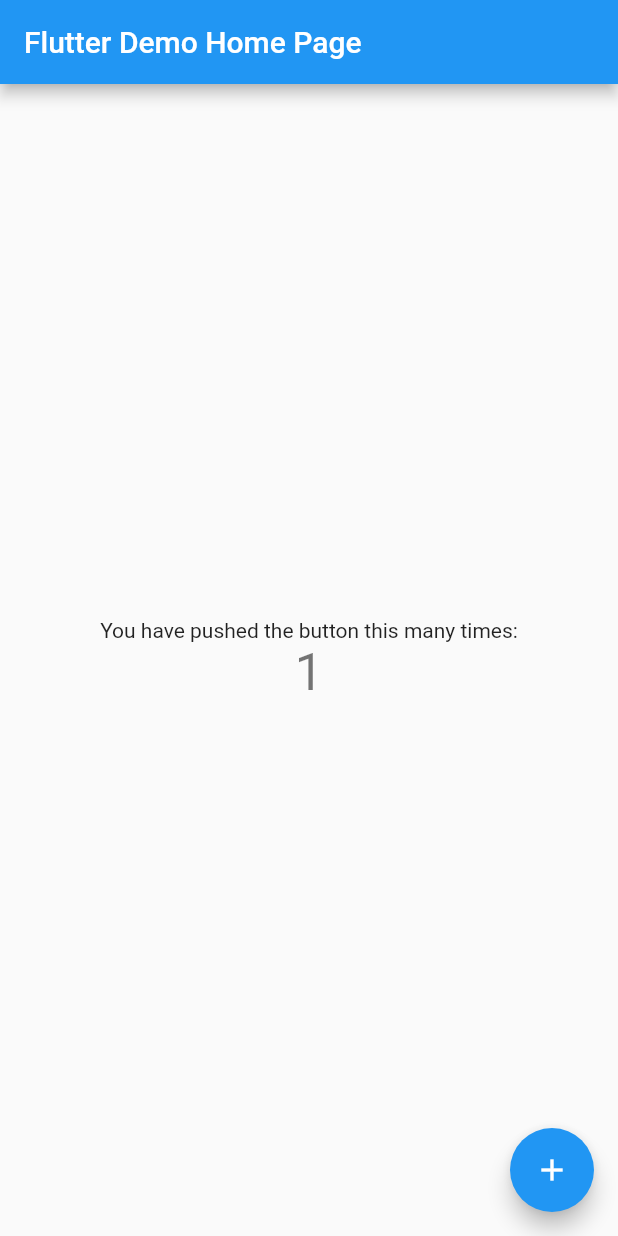
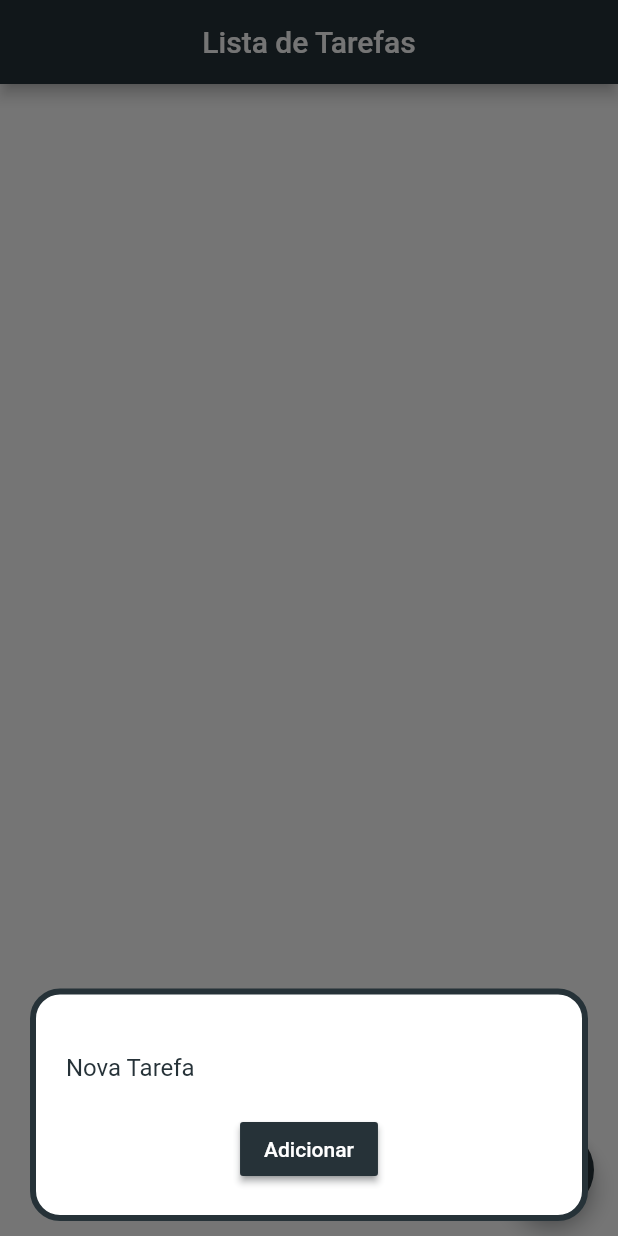
Before and after one commit to TalisTM/lista_de_tarefas, a Flutter app: the screen it shows after launch, after a tap on the "add" icon, on a phone screen of 412 x 824 dp. Run offline on Flutter 3.47's test engine with Material 2 defaults, Android fonts, the phone set to English and light mode, and no system bars; our stand-ins replace shared_preferences.

Commit message:
app pronto v1

```diff
--- /dev/null
+++ b/lib/home.dart
@@ -0,0 +1,155 @@
+import 'dart:convert';
+import 'package:flutter/material.dart';
+import 'package:shared_preferences/shared_preferences.dart';
+
+class Home extends StatefulWidget {
+  @override
+  _HomeState createState() => _HomeState();
+}
+
+class _HomeState extends State<Home> {
+
+  List _lista = [];
+
+  final _controller = TextEditingController();
+
+  Future _getData(context) async {
+    SharedPreferences _prefs = await SharedPreferences.getInstance();
+    String save = _prefs.getString("lista");
+    if(save == null){
+      _lista = [];
+    } else {
+      setState(() {
+        _lista = jsonDecode(save);
+      });
+    }
+  }
+
+  @override
+  void initState() {
+    super.initState();
+    _getData(context);
+  }
+
+  @override
+  Widget build(BuildContext context) {
+    return Scaffold(
+      appBar: AppBar(
+        title: Text("Lista de Tarefas"),
+        centerTitle: true,
+        backgroundColor: Colors.blueGrey[900]
+      ),
+      body: ListView.builder(
+        itemCount: _lista.length,
+        itemBuilder: _listaBuilder,
+      ),
+      floatingActionButton: FloatingActionButton(
+        child: Icon(Icons.add, color: Theme.of(context).scaffoldBackgroundColor),
+        backgroundColor: Theme.of(context).accentColor,
+        onPressed: _floatingButton,
+      ),
+    );
+  }
+
+  Widget _listaBuilder(context, index){
+    return CheckboxListTile(
+      title: Text(_lista[index]["nome"], style: TextStyle(color: Theme.of(context).appBarTheme.color),),
+      value: _lista[index]["status"],
+      checkColor: Theme.of(context).scaffoldBackgroundColor,
+      secondary: IconButton(
+        icon: Icon(
+          Icons.delete_outline,
+          color: Theme.of(context).appBarTheme.iconTheme.color,
+        ),
+        onPressed: (){
+          showDialog(
+            context: context,
+            builder: (context) => AlertDialog(
+              elevation: 15,
+              backgroundColor: Theme.of(context).scaffoldBackgroundColor,
+              title: Text("Atenção", style: TextStyle(color: Theme.of(context).accentColor)),
+              content: Text("Realmente deseja apagar este item?", style: TextStyle(color: Theme.of(context).accentColor)),
+              actions: [
+                FlatButton(
+                  child: Text("Cancelar", style: TextStyle(color: Theme.of(context).accentColor)),
+                  onPressed: () => Navigator.pop(context),
+                ),
+                FlatButton(
+                  child: Text("Confirmar", style: TextStyle(color: Theme.of(context).accentColor)),
+                  onPressed: () async {
+                    _lista.removeAt(index);
+                    SharedPreferences prefs = await SharedPreferences.getInstance();
+                    prefs.setString("lista", jsonEncode(_lista));
+                    Navigator.pop(context);
+                    setState(() {
+                    });
+                  },
+                )
+              ],
+            )
+          );
+        },
+      ),
+      onChanged: (val) async {
+        _lista[index]["status"] = val;
+
+        SharedPreferences prefs = await SharedPreferences.getInstance();
+        prefs.setString("lista", jsonEncode(_lista));
+
+        setState(() {
+        });
+      },
+    );
+  }
+
+  void _floatingButton() async {
+    await showModalBottomSheet(
+      isScrollControlled: true,
+      backgroundColor: Colors.transparent,
+      context: context,
+      builder: (context){
+        return Container(
+          margin: EdgeInsets.fromLTRB(20, 20, 20, MediaQuery.of(context).viewInsets.bottom + 10),
+          padding: EdgeInsets.all(20),
+          decoration: BoxDecoration(
+            color: Theme.of(context).scaffoldBackgroundColor,
+            borderRadius: BorderRadius.circular(20),
+            border: Border.all(color: Theme.of(context).accentColor, width: 4),
+          ),
+          child: Column(
+            mainAxisSize: MainAxisSize.min,
+            children: [
+              TextField(
+                controller: _controller,
+                style: TextStyle(color: Theme.of(context).accentColor),
+                decoration: InputDecoration(
+                  labelText: "Nova Tarefa",
+                  border: InputBorder.none,
+                  labelStyle: TextStyle(color: Theme.of(context).accentColor),
+                ),
+              ),
+              RaisedButton(
+                child: Text("Adicionar", style: TextStyle(color: Theme.of(context).scaffoldBackgroundColor),),
+                color: Theme.of(context).accentColor,
+                onPressed: () async {
+                  _lista.add(
+                    {
+                      "nome" : _controller.text,
+                      "status" : false
+                    }
+                  );
+                  SharedPreferences prefs = await SharedPreferences.getInstance();
+                  prefs.setString("lista", jsonEncode(_lista));
+                  setState(() {
+                  });
+                  Navigator.pop(context);
+                },
+              ),
+            ],
+          )
+        );
+      }
+    );
+    _controller.text = "";
+  }
+}
--- a/lib/main.dart
+++ b/lib/main.dart
@@ -1,117 +1,34 @@
 import 'package:flutter/material.dart';
+import 'home.dart';
 
-void main() {
-  runApp(MyApp());
+void main(){
+  runApp(MaterialApp(
+    title: "Lista de Tarefas",
+    debugShowCheckedModeBanner: false,
+    home: Home(),
+    theme: ThemeData(
+      shadowColor: Colors.blueGrey[900],
+      scaffoldBackgroundColor: Colors.white,
+      accentColor: Colors.blueGrey[900],
+      appBarTheme: AppBarTheme(
+        color: Colors.black,
+        iconTheme: IconThemeData(
+          color: Colors.red
+        )
+      )
+    ),
+    darkTheme: ThemeData(
+      shadowColor: Colors.grey[400],
+      accentColor: Colors.grey[400],
+      accentColorBrightness: Brightness.light,
+      appBarTheme: AppBarTheme(
+        color: Colors.grey[400],
+        iconTheme: IconThemeData(
+          color: Colors.red[100]
+        )
+      ),
+      scaffoldBackgroundColor: Colors.grey[900],
+      unselectedWidgetColor: Colors.grey[400]
+    ),
+  ));
 }
-
-class MyApp extends StatelessWidget {
-  // This widget is the root of your application.
-  @override
-  Widget build(BuildContext context) {
-    return MaterialApp(
-      title: 'Flutter Demo',
-      theme: ThemeData(
-        // This is the theme of your application.
-        //
-        // Try running your application with "flutter run". You'll see the
-        // application has a blue toolbar. Then, without quitting the app, try
-        // changing the primarySwatch below to Colors.green and then invoke
-        // "hot reload" (press "r" in the console where you ran "flutter run",
-        // or simply save your changes to "hot reload" in a Flutter IDE).
-        // Notice that the counter didn't reset back to zero; the application
-        // is not restarted.
-        primarySwatch: Colors.blue,
-        // This makes the visual density adapt to the platform that you run
-        // the app on. For desktop platforms, the controls will be smaller and
-        // closer together (more dense) than on mobile platforms.
-        visualDensity: VisualDensity.adaptivePlatformDensity,
-      ),
-      home: MyHomePage(title: 'Flutter Demo Home Page'),
-    );
-  }
-}
-
-class MyHomePage extends StatefulWidget {
-  MyHomePage({Key key, this.title}) : super(key: key);
-
-  // This widget is the home page of your application. It is stateful, meaning
-  // that it has a State object (defined below) that contains fields that affect
-  // how it looks.
-
-  // This class is the configuration for the state. It holds the values (in this
-  // case the title) provided by the parent (in this case the App widget) and
-  // used by the build method of the State. Fields in a Widget subclass are
-  // always marked "final".
-
-  final String title;
-
-  @override
-  _MyHomePageState createState() => _MyHomePageState();
-}
-
-class _MyHomePageState extends State<MyHomePage> {
-  int _counter = 0;
-
-  void _incrementCounter() {
-    setState(() {
-      // This call to setState tells the Flutter framework that something has
-      // changed in this State, which causes it to rerun the build method below
-      // so that the display can reflect the updated values. If we changed
-      // _counter without calling setState(), then the build method would not be
-      // called again, and so nothing would appear to happen.
-      _counter++;
-    });
-  }
-
-  @override
-  Widget build(BuildContext context) {
-    // This method is rerun every time setState is called, for instance as done
-    // by the _incrementCounter method above.
-    //
-    // The Flutter framework has been optimized to make rerunning build methods
-    // fast, so that you can just rebuild anything that needs updating rather
-    // than having to individually change instances of widgets.
-    return Scaffold(
-      appBar: AppBar(
-        // Here we take the value from the MyHomePage object that was created by
-        // the App.build method, and use it to set our appbar title.
-        title: Text(widget.title),
-      ),
-      body: Center(
-        // Center is a layout widget. It takes a single child and positions it
-        // in the middle of the parent.
-        child: Column(
-          // Column is also a layout widget. It takes a list of children and
-          // arranges them vertically. By default, it sizes itself to fit its
-          // children horizontally, and tries to be as tall as its parent.
-          //
-          // Invoke "debug painting" (press "p" in the console, choose the
-          // "Toggle Debug Paint" action from the Flutter Inspector in Android
-          // Studio, or the "Toggle Debug Paint" command in Visual Studio Code)
-          // to see the wireframe for each widget.
-          //
-          // Column has various properties to control how it sizes itself and
-          // how it positions its children. Here we use mainAxisAlignment to
-          // center the children vertically; the main axis here is the vertical
-          // axis because Columns are vertical (the cross axis would be
-          // horizontal).
-          mainAxisAlignment: MainAxisAlignment.center,
-          children: <Widget>[
-            Text(
-              'You have pushed the button this many times:',
-            ),
-            Text(
-              '$_counter',
-              style: Theme.of(context).textTheme.headline4,
-            ),
-          ],
-        ),
-      ),
-      floatingActionButton: FloatingActionButton(
-        onPressed: _incrementCounter,
-        tooltip: 'Increment',
-        child: Icon(Icons.add),
-      ), // This trailing comma makes auto-formatting nicer for build methods.
-    );
-  }
-}
--- a/pubspec.yaml
+++ b/pubspec.yaml
@@ -28,6 +28,7 @@ dependencies:
   # The following adds the Cupertino Icons font to your application.
   # Use with the CupertinoIcons class for iOS style icons.
   cupertino_icons: ^1.0.0
+  shared_preferences: ^0.5.12+2
 
 dev_dependencies:
   flutter_test:
```
Also changed, not shown: pubspec.lock, 2 other files.
